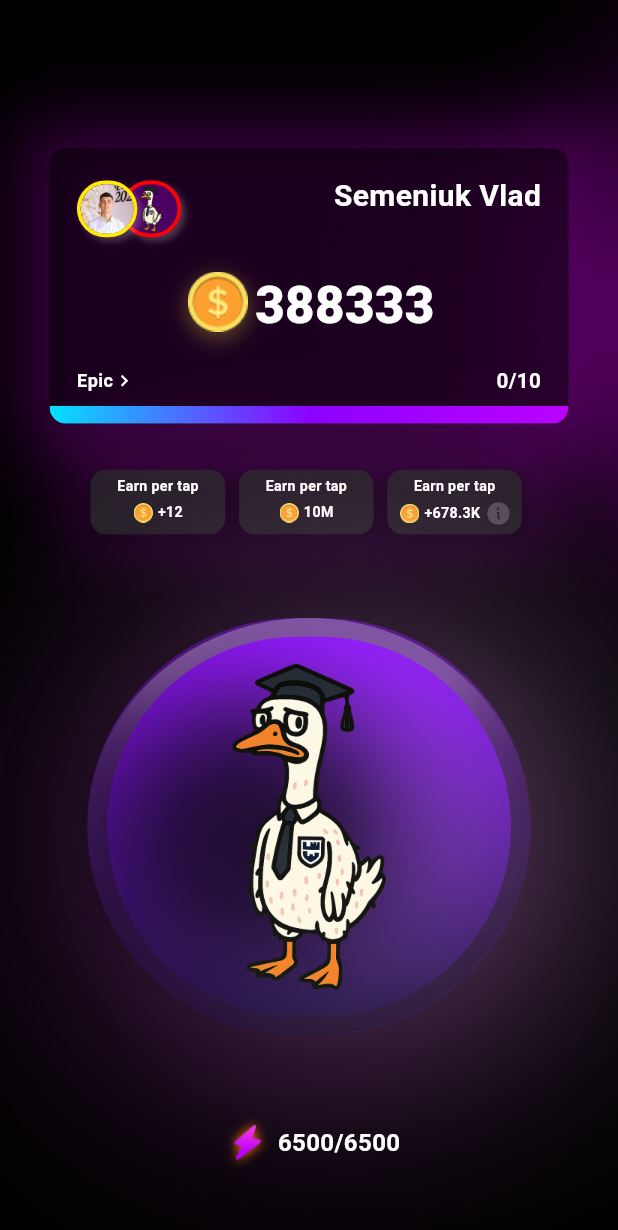
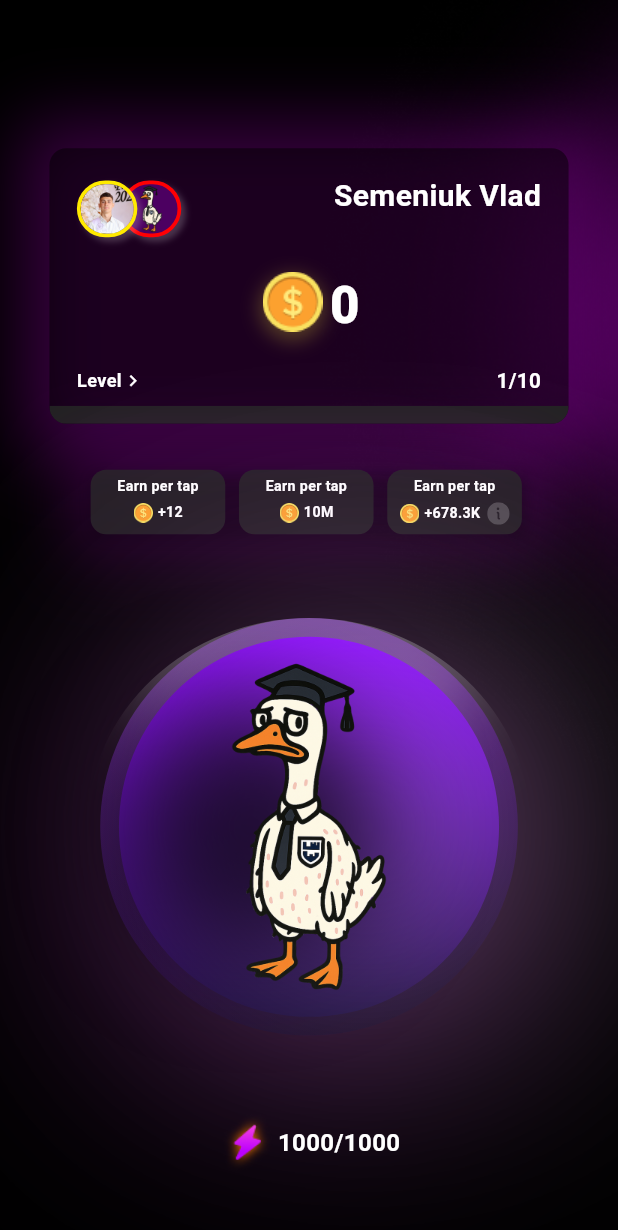
Before and after one commit to SimpleSolutionsCompany/GooseTap, a Flutter app: the ExchangeScreen screen opened directly, on a phone screen of 412 x 824 dp. Shown: the top 1230 px of the screen. Run offline on Flutter 3.47's test engine with Material 3 defaults, Android fonts, the phone set to English and light mode, and no system bars; our stand-ins replace bloc, equatable, flutter_bounce, flutter_screenutil, flutter_svg, google_fonts and 1 more; missing offline and left inert: talker_bloc_logger, telegram_web_app; Roboto replaces fonts that are missing (Sarpanch); statements that could not run were skipped.

Commit message:
added +1 animation but I got a problem at the bottom of the circle

```diff
--- a/Frontend/lib/features/exchange/view/exchange_screen.dart
+++ b/Frontend/lib/features/exchange/view/exchange_screen.dart
@@ -1,6 +1,7 @@
 import "package:flutter/material.dart";
-import "package:goose_tap/features/exchange/widgets/widgets.dart";
+import "package:flutter_bounce/flutter_bounce.dart";
 import "../../widgets/widgets.dart";
+import "../widgets/widgets.dart";
 
 class ExchangeScreen extends StatefulWidget {
   const ExchangeScreen({super.key});
@@ -10,6 +11,29 @@ class ExchangeScreen extends StatefulWidget {
 }
 
 class _ExchangeScreenState extends State<ExchangeScreen> {
+  int _counter = 0;
+  int _energy = 1000;
+  double _progress = 0;
+
+  final List<FlyingOne> _flyingOnes = [];
+
+  void _onTap(BuildContext context, TapUpDetails details) {
+    setState(() {
+      _counter++;
+      _energy--;
+      _progress += 0.001;
+      final renderBox = context.findRenderObject() as RenderBox;
+      final position = renderBox.globalToLocal(details.globalPosition);
+      _flyingOnes.add(FlyingOne(key: UniqueKey(), position: position));
+    });
+  }
+
+  void _removeFlyingOne(Key key) {
+    setState(() {
+      _flyingOnes.removeWhere((e) => e.key == key);
+    });
+  }
+
   @override
   Widget build(BuildContext context) {
     return Scaffold(
@@ -31,7 +55,10 @@ class _ExchangeScreenState extends State<ExchangeScreen> {
                     ),
                   ),
 
-                  Positioned(top: height * 0.12, child: UserCard()),
+                  Positioned(
+                    top: height * 0.12,
+                    child: UserCard(counter: _counter, progress: _progress),
+                  ),
 
                   Positioned(
                     top: height * 0.38,
@@ -39,10 +66,17 @@ class _ExchangeScreenState extends State<ExchangeScreen> {
                   ),
                   Positioned(
                     top: height * 0.50,
-                    child: GooseCircle(onTap: () {}),
+                    child: GooseCircle(
+                      counter: _counter,
+                      onTapUp: (details) => _onTap(context, details),
+                    ),
                   ),
 
-                  Positioned(top: height * 0.9, child: Energy()),
+                  Positioned(
+                    top: height * 0.9,
+                    child: Energy(energy: _energy),
+                  ),
+                  ..._flyingOnes.map((e) => e.build(context, _removeFlyingOne)),
                 ],
               ),
             ],
--- a/Frontend/lib/features/exchange/widgets/energy.dart
+++ b/Frontend/lib/features/exchange/widgets/energy.dart
@@ -1,9 +1,16 @@
 import 'package:flutter/material.dart';
 import 'package:flutter_screenutil/flutter_screenutil.dart';
 
-class Energy extends StatelessWidget {
-  const Energy({super.key});
+class Energy extends StatefulWidget {
+  Energy({super.key, required this.energy});
 
+  int energy;
+
+  @override
+  State<Energy> createState() => _EnergyState();
+}
+
+class _EnergyState extends State<Energy> {
   @override
   Widget build(BuildContext context) {
     return Padding(
@@ -21,7 +28,7 @@ class Energy extends StatelessWidget {
                 child: Image.asset("assets/exchange_imgs/energy.png"),
               ),
               Text(
-                "6500/6500",
+                "${widget.energy}/1000",
                 style: TextStyle(
                   fontSize: 16,
                   color: Colors.white,
--- a/Frontend/lib/features/exchange/widgets/goose_circle.dart
+++ b/Frontend/lib/features/exchange/widgets/goose_circle.dart
@@ -2,23 +2,31 @@ import 'dart:ui';
 
 import 'package:flutter/material.dart';
 import 'package:flutter_screenutil/flutter_screenutil.dart';
+import 'package:goose_tap/features/exchange/widgets/widgets.dart';
 
-class GooseCircle extends StatelessWidget {
-  const GooseCircle({super.key, required this.onTap});
+class GooseCircle extends StatefulWidget {
+  const GooseCircle({super.key, required this.counter, required this.onTapUp});
 
-  final void Function()? onTap;
+  final int counter;
+  final void Function(TapUpDetails) onTapUp;
 
   @override
+  State<GooseCircle> createState() => _GooseCircleState();
+}
+
+class _GooseCircleState extends State<GooseCircle> {
+  @override
   Widget build(BuildContext context) {
-    return GestureDetector(
-      onTap: onTap,
-      child: Center(
+    return Center(
       child: LayoutBuilder(
         builder: (context, constraints) {
-            final height = constraints.maxHeight;
-            final width = constraints.maxWidth;
+          // final height = constraints.maxHeight;
+          // final width = constraints.maxWidth;
 
-            return Stack(
+          return GestureDetector(
+            behavior: HitTestBehavior.opaque,
+            onTapUp: widget.onTapUp,
+            child: Stack(
               alignment: Alignment.center,
               clipBehavior: Clip.none,
               children: [
@@ -28,7 +36,7 @@ class GooseCircle extends StatelessWidget {
                   // width: width * 0.9,
                   // height: height * 0.4,
                   decoration: BoxDecoration(
-                    borderRadius: BorderRadius.circular(170.r),
+                    shape: BoxShape.circle,
                     boxShadow: [
                       BoxShadow(
                         color: Color.fromARGB(61, 225, 0, 255),
@@ -48,12 +56,15 @@ class GooseCircle extends StatelessWidget {
                   ),
                 ),
                 // Inner shadow overlay
-                ClipOval(
+                IgnorePointer(
+                  child: ClipOval(
                     child: Container(
+                      //TODO: Oval proble with iphones
                       width: 323.w,
                       height: 323.h,
                       decoration: BoxDecoration(
-                      borderRadius: BorderRadius.circular(170.r),
+                        shape: BoxShape.circle,
+                        // borderRadius: BorderRadius.circular(170.r),
                         boxShadow: [
                           BoxShadow(
                             offset: Offset(0, -200),
@@ -75,12 +86,13 @@ class GooseCircle extends StatelessWidget {
                       ),
                     ),
                   ),
+                ),
 
                 Container(
                   width: 294.w,
                   height: 294.h,
                   decoration: BoxDecoration(
-                    borderRadius: BorderRadius.circular(150.r),
+                    shape: BoxShape.circle,
                     gradient: LinearGradient(
                       colors: [Color(0xFF8800FF), Color(0xFF15023A)],
                       begin: Alignment.topCenter,
@@ -99,7 +111,7 @@ class GooseCircle extends StatelessWidget {
                       height: 200.h,
 
                       decoration: BoxDecoration(
-                        borderRadius: BorderRadius.circular(100.r),
+                        shape: BoxShape.circle,
                         color: Colors.white.withOpacity(0.7),
                       ),
                     ),
@@ -114,7 +126,7 @@ class GooseCircle extends StatelessWidget {
                       height: 200.h,
 
                       decoration: BoxDecoration(
-                        borderRadius: BorderRadius.circular(100.r),
+                        shape: BoxShape.circle,
                         color: Colors.black.withOpacity(0.7),
                       ),
                     ),
@@ -123,9 +135,9 @@ class GooseCircle extends StatelessWidget {
 
                 Image.asset("assets/exchange_imgs/goose.png", scale: 4),
               ],
+            ),
           );
         },
-        ),
       ),
     );
   }
--- a/Frontend/lib/features/exchange/widgets/progress_bar.dart
+++ b/Frontend/lib/features/exchange/widgets/progress_bar.dart
@@ -20,7 +20,7 @@ class ProgressBar extends StatelessWidget {
               Row(
                 children: [
                   Text(
-                    "Epic",
+                    "Level",
                     style: TextStyle(
                       color: Colors.white,
                       fontSize: 14.sp,
@@ -35,7 +35,7 @@ class ProgressBar extends StatelessWidget {
                 ],
               ),
               Text(
-                "0/10",
+                "1/10",
                 style: TextStyle(
                   color: Colors.white,
                   fontSize: 16.sp,
--- a/Frontend/lib/features/exchange/widgets/user_card.dart
+++ b/Frontend/lib/features/exchange/widgets/user_card.dart
@@ -5,7 +5,10 @@ import 'package:goose_tap/features/exchange/widgets/widgets.dart';
 import 'package:goose_tap/features/widgets/widgets.dart';
 
 class UserCard extends StatelessWidget {
-  const UserCard({super.key});
+  UserCard({super.key, required this.counter, required this.progress});
+
+  int counter;
+  double progress;
 
   @override
   Widget build(BuildContext context) {
@@ -110,9 +113,9 @@ class UserCard extends StatelessWidget {
                     ],
                   ),
                 ),
-                MoneyBox(),
+                MoneyBox(counter: counter),
                 Spacer(),
-                ProgressBar(progress: 1),
+                ProgressBar(progress: progress),
               ],
             ),
           ),
--- a/Frontend/lib/features/exchange/widgets/widgets.dart
+++ b/Frontend/lib/features/exchange/widgets/widgets.dart
@@ -3,3 +3,4 @@ export "progress_bar.dart";
 export "upper_info.dart";
 export "energy.dart";
 export "user_card.dart";
+export "flying_one.dart";
--- a/Frontend/lib/features/widgets/money_box.dart
+++ b/Frontend/lib/features/widgets/money_box.dart
@@ -2,21 +2,15 @@ import 'package:flutter/material.dart';
 import 'package:flutter_screenutil/flutter_screenutil.dart';
 
 class MoneyBox extends StatefulWidget {
-  const MoneyBox({super.key});
+  MoneyBox({super.key, required this.counter});
+
+  int counter;
 
   @override
   State<MoneyBox> createState() => _MoneyBoxState();
 }
 
 class _MoneyBoxState extends State<MoneyBox> {
-  int counter = 388333;
-
-  void addClick() {
-    setState(() {
-      counter++;
-    });
-  }
-
   @override
   Widget build(BuildContext context) {
     return Center(
@@ -26,12 +20,6 @@ class _MoneyBoxState extends State<MoneyBox> {
         child: Row(
           mainAxisAlignment: MainAxisAlignment.center,
           children: [
-            // Image.asset("assets/dollar_coin.svg", scale: 15),
-            // SvgPicture.asset(
-            //   "assets/big_dollar_coin.svg",
-            //   alignment: AlignmentGeometry.center,
-            // ),
-            // Container(height: 50, width: 50, color: Colors.red),
             Container(
               height: 50.h,
               width: 50.w,
@@ -50,7 +38,7 @@ class _MoneyBoxState extends State<MoneyBox> {
             ),
             SizedBox(width: 2.w),
             Text(
-              counter.toString(),
+              widget.counter.toString(),
               style: TextStyle(
                 color: Colors.white,
                 fontSize: 34,
--- a/Frontend/pubspec.yaml
+++ b/Frontend/pubspec.yaml
@@ -59,6 +59,7 @@ dependencies:
   #Responsivness
   flutter_screenutil: ^5.9.3
   telegram_web_app: ^0.3.3
+  flutter_bounce: ^1.1.0
 
 dev_dependencies:
   flutter_test:
```
Also changed, not shown: Frontend/lib/features/exchange/widgets/flying_one.dart (added, +93 -0 lines), Frontend/pubspec.lock. Lines whose indentation alone changed are shown as unchanged.
